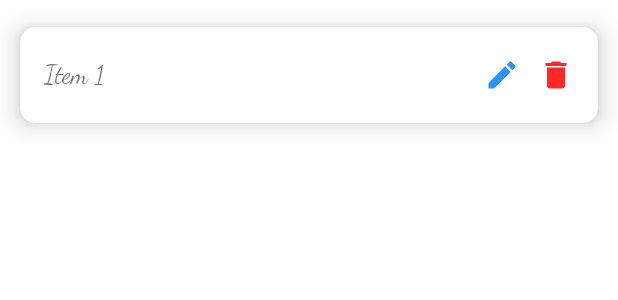
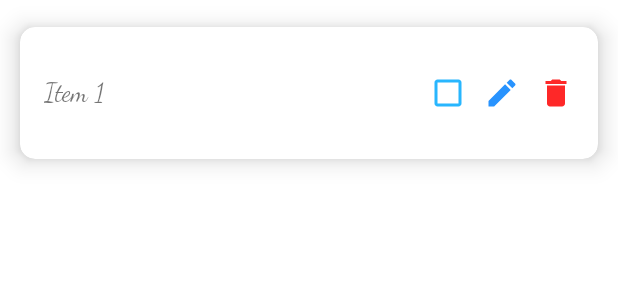
Before and after one commit to TanishqPokharia/TaskEase, an Android app: the layout taskitem.xml on its own in the app's theme, with its tools: preview values and no code run, on a phone screen of 412 x 824 dp. Shown: the top 300 px of the screen. Run offline under Robolectric (Android 15) with nearby library versions, the phone set to English and light mode, and no system bars.

Commit message:
Added Checkbox option

```diff
--- a/app/src/main/res/layout/taskitem.xml
+++ b/app/src/main/res/layout/taskitem.xml
@@ -24,18 +24,17 @@
             android:textSize="17sp"
             app:layout_constraintBottom_toBottomOf="parent"
             app:layout_constraintStart_toStartOf="parent"
-            app:layout_constraintTop_toTopOf="parent"
-            />
+            app:layout_constraintTop_toTopOf="parent" />
 
         <ImageView
             android:id="@+id/editTask"
             android:layout_width="wrap_content"
             android:layout_height="wrap_content"
+            android:layout_marginEnd="12dp"
             android:src="@drawable/baseline_edit_24"
-            android:layout_marginEnd="12dp"
             app:layout_constraintBottom_toBottomOf="parent"
             app:layout_constraintEnd_toStartOf="@id/deleteTask"
-            app:layout_constraintTop_toTopOf="parent"/>
+            app:layout_constraintTop_toTopOf="parent" />
 
         <ImageView
             android:id="@+id/deleteTask"
@@ -45,7 +44,15 @@
             android:src="@drawable/baseline_delete_24"
             app:layout_constraintBottom_toBottomOf="parent"
             app:layout_constraintEnd_toEndOf="parent"
-            app:layout_constraintTop_toTopOf="parent"/>
+            app:layout_constraintTop_toTopOf="parent" />
+
+        <CheckBox
+            android:id="@+id/checkBox"
+            android:layout_width="wrap_content"
+            android:layout_height="wrap_content"
+            app:layout_constraintBottom_toBottomOf="parent"
+            app:layout_constraintRight_toLeftOf="@id/editTask"
+            android:buttonTint="@color/blue"/>
 
     </androidx.constraintlayout.widget.ConstraintLayout>
 
```
